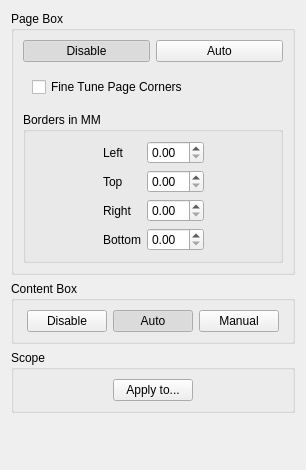
Old version of the form filters/select_content/ui/SelectContentOptionsWidget.ui in the repository trufanov-nok/scantailor-universal.
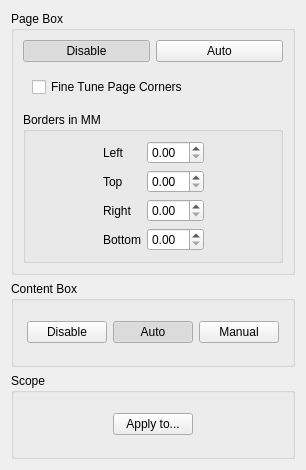
New version of the form.

```diff
--- a/filters/select_content/ui/SelectContentOptionsWidget.ui
+++ b/filters/select_content/ui/SelectContentOptionsWidget.ui
@@ -278,19 +278,6 @@
      </layout>
     </widget>
    </item>
-   <item>
-    <spacer name="verticalSpacer">
-     <property name="orientation">
-      <enum>Qt::Vertical</enum>
-     </property>
-     <property name="sizeHint" stdset="0">
-      <size>
-       <width>20</width>
-       <height>40</height>
-      </size>
-     </property>
-    </spacer>
-   </item>
   </layout>
  </widget>
  <resources/>
```
